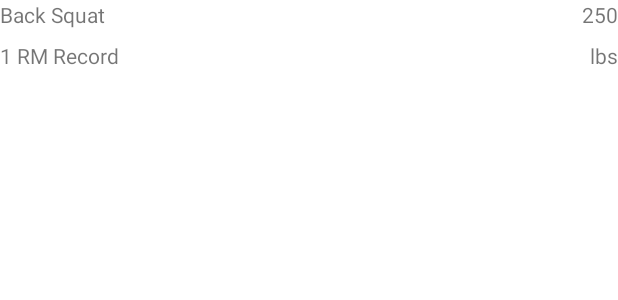
After one commit to jcave/FitBod, an Android app: the layout adapter_workout.xml on its own in the app's theme, with its tools: preview values and no code run, on a phone screen of 412 x 824 dp. The commit adds this screen. Shown: the top 300 px of the screen. Run offline under Robolectric (Android 15) with nearby library versions, the phone set to English and light mode, and no system bars.

Commit message:
added database, models, dao, and adapter

```diff
--- /dev/null
+++ b/app/src/main/java/com/fitbod/demo/ui/workouts/WorkoutViewModel.kt
@@ -0,0 +1,6 @@
+package com.fitbod.demo.ui.workouts
+
+class WorkoutViewModel(
+    var name: String = "",
+    var record: Int = 0
+)
--- /dev/null
+++ b/app/src/main/res/layout/adapter_workout.xml
@@ -0,0 +1,46 @@
+<?xml version="1.0" encoding="utf-8"?>
+<androidx.constraintlayout.widget.ConstraintLayout
+    xmlns:android="http://schemas.android.com/apk/res/android"
+    xmlns:app="http://schemas.android.com/apk/res-auto"
+    xmlns:tools="http://schemas.android.com/tools"
+    android:layout_width="match_parent"
+    android:layout_height="match_parent">
+
+    <TextView
+        android:id="@+id/txtWorkout"
+        android:layout_width="wrap_content"
+        android:layout_height="wrap_content"
+        app:layout_constraintStart_toStartOf="parent"
+        app:layout_constraintTop_toTopOf="parent"
+        tools:text="Back Squat" />
+
+    <TextView
+        android:id="@+id/txtMaxLabel"
+        android:layout_width="wrap_content"
+        android:layout_height="wrap_content"
+        android:layout_marginTop="8dp"
+        android:text="1 RM Record"
+        app:layout_constraintStart_toStartOf="parent"
+        app:layout_constraintTop_toBottomOf="@+id/txtWorkout" />
+
+    <TextView
+        android:id="@+id/txtRecord"
+        android:layout_width="0dp"
+        android:layout_height="wrap_content"
+        android:textAlignment="textEnd"
+        app:layout_constraintEnd_toEndOf="parent"
+        app:layout_constraintStart_toEndOf="@+id/txtWorkout"
+        app:layout_constraintTop_toTopOf="parent"
+        tools:text="250" />
+
+    <TextView
+        android:id="@+id/txtLbs"
+        android:layout_width="0dp"
+        android:layout_height="wrap_content"
+        android:layout_marginTop="8dp"
+        android:text="lbs"
+        android:textAlignment="textEnd"
+        app:layout_constraintEnd_toEndOf="parent"
+        app:layout_constraintStart_toEndOf="@+id/txtMaxLabel"
+        app:layout_constraintTop_toBottomOf="@+id/txtRecord" />
+</androidx.constraintlayout.widget.ConstraintLayout>
--- a/app/src/main/res/navigation/mobile_navigation.xml
+++ b/app/src/main/res/navigation/mobile_navigation.xml
@@ -11,7 +11,7 @@
         android:label="@string/menu_workouts"
         tools:layout="@layout/fragment_workouts">
         <action
-            android:id="@+id/action_nav_home_to_nav_slideshow"
+            android:id="@+id/action_workouts_to_exercise"
             app:destination="@id/nav_exercise" />
     </fragment>
 
--- a/build.gradle
+++ b/build.gradle
@@ -1,6 +1,8 @@
 // Top-level build file where you can add configuration options common to all sub-projects/modules.
 buildscript {
     ext.kotlin_version = "1.4.21"
+    ext.room_version = "2.2.6"
+
     repositories {
         google()
         jcenter()
```
Also changed, not shown: app/build.gradle (+13 -2 lines), app/src/main/java/com/fitbod/demo/db/FitbodDatabase.kt (added, +43 -0 lines), app/src/main/java/com/fitbod/demo/db/dao/UserWorkoutDao.kt (added, +19 -0 lines), app/src/main/java/com/fitbod/demo/db/dao/WorkoutDao.kt (added, +21 -0 lines), app/src/main/java/com/fitbod/demo/db/models/UserWorkout.kt (added, +18 -0 lines), app/src/main/java/com/fitbod/demo/db/models/Workout.kt (added, +13 -0 lines), app/src/main/java/com/fitbod/demo/db/typeConverters/DateConverter.kt (added, +18 -0 lines), app/src/main/java/com/fitbod/demo/ui/exercise/ExerciseFragment.kt (+15 -11 lines), app/src/main/java/com/fitbod/demo/ui/workouts/WorkoutsAdapter.kt (added, +57 -0 lines), app/src/main/java/com/fitbod/demo/ui/workouts/WorkoutsFragment.kt (+30 -7 lines), app/src/main/java/com/fitbod/demo/ui/workouts/WorkoutsFragmentViewModel.kt (+6 -4 lines), app/src/main/res/layout/fragment_workouts.xml (+5 -9 lines).
